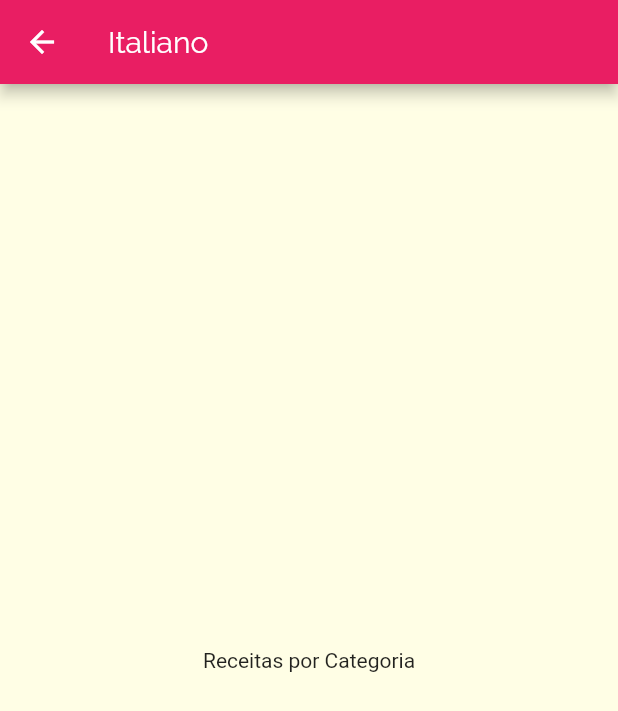
After one commit to machado-jose/menus_flutter, a Flutter app: the screen it shows after launch, after a tap on "Italiano", on a phone screen of 412 x 824 dp. The commit adds this screen. Shown: the top 711 px of the screen. Run offline on Flutter 3.47's test engine with Material 2 defaults, Android fonts, the phone set to English and light mode, and no system bars.

Commit message:
Setting up router to meals category

```diff
--- a/lib/components/category_item.dart
+++ b/lib/components/category_item.dart
@@ -1,14 +1,29 @@
 import 'package:flutter/material.dart';
 import 'package:menus/models/category.dart';
+import 'package:menus/screens/categories_meals_screen.dart';
 
 class CategoryItem extends StatelessWidget {
   final Category category;
 
   const CategoryItem(this.category);
 
+  void _selectedCategory(BuildContext context) {
+    Navigator.of(context).push(
+      MaterialPageRoute(
+        builder: (_){
+          return CategoriesMealsScreen(this.category);
+        },
+      ),
+    );
+  }
+
   @override
   Widget build(BuildContext context) {
-    return Container(
+    return InkWell(
+      onTap: () => _selectedCategory(context),
+      splashColor: Theme.of(context).primaryColor,
+      borderRadius: BorderRadius.circular(15),
+      child: Container(
         padding: const EdgeInsets.all(15),
         child: Text(
           this.category.title,
@@ -24,6 +39,7 @@ class CategoryItem extends StatelessWidget {
               begin: Alignment.topLeft,
               end: Alignment.bottomRight,
             )),
+      ),
     );
   }
 }
--- /dev/null
+++ b/lib/screens/categories_meals_screen.dart
@@ -0,0 +1,20 @@
+import 'package:flutter/material.dart';
+import 'package:menus/models/category.dart';
+
+class CategoriesMealsScreen extends StatelessWidget {
+  final Category category;
+
+  const CategoriesMealsScreen(this.category);
+
+  @override
+  Widget build(BuildContext context) {
+    return Scaffold(
+      appBar: AppBar(
+        title: Text(this.category.title),
+      ),
+      body: Center(
+        child: Text('Receitas por Categoria'),
+      ),
+    );
+  }
+}
```
Lines whose indentation alone changed are shown as unchanged.
